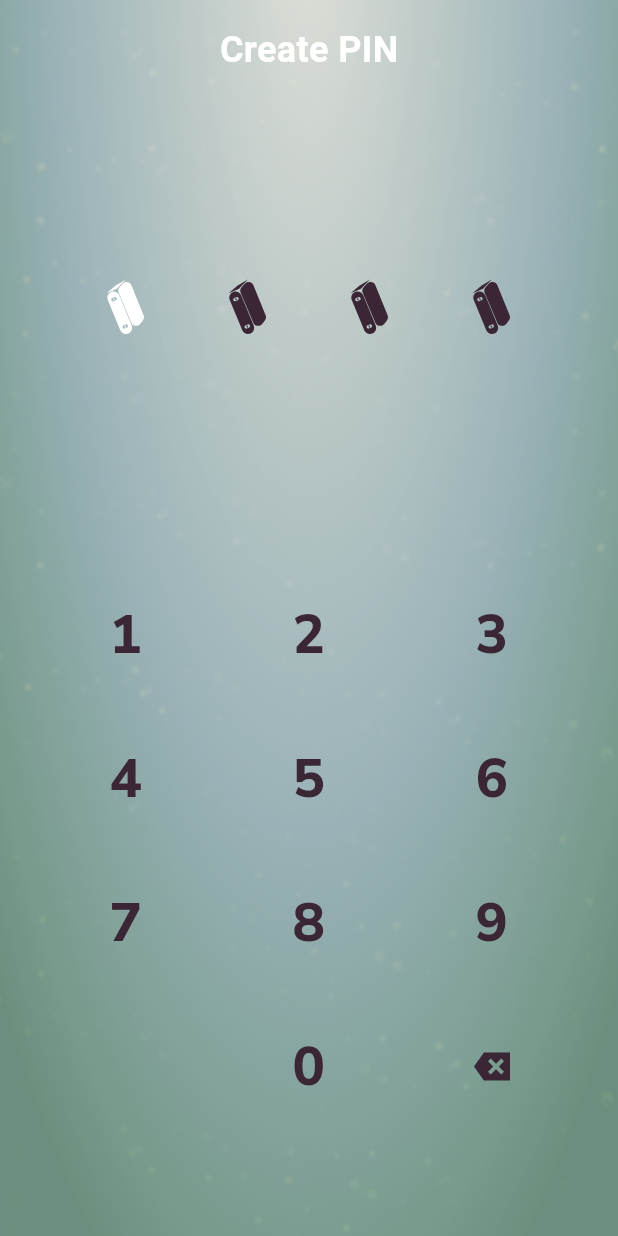
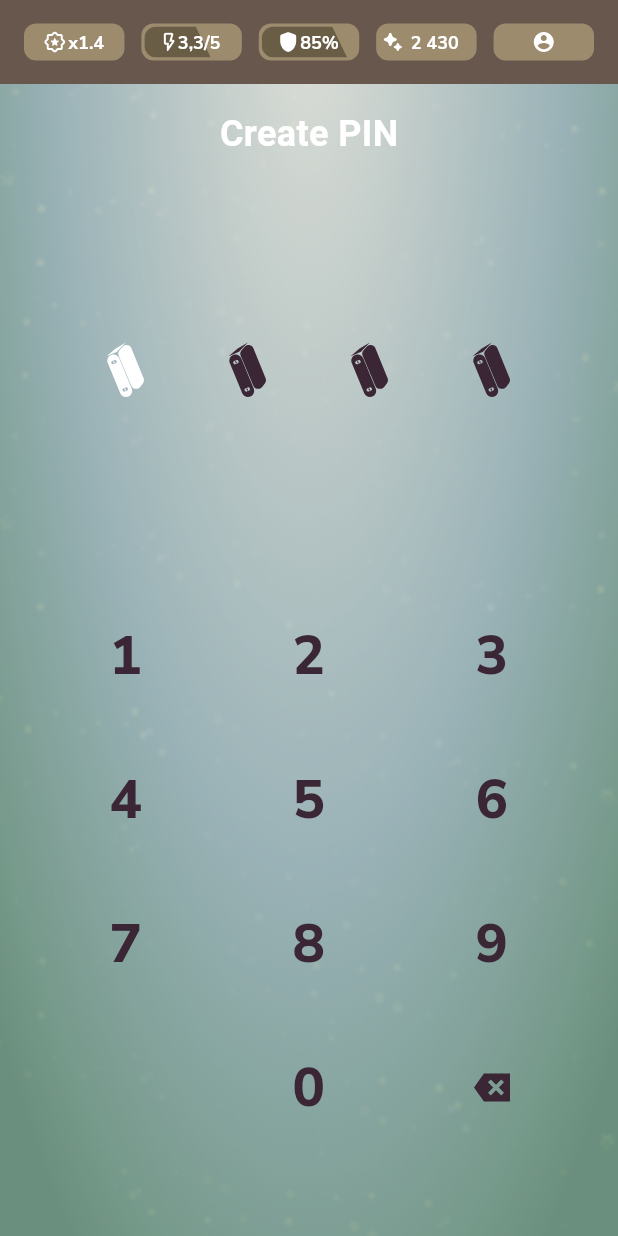
Before and after one commit to Jason1258t/books-nft-ui, a Flutter app: the PINScreen screen opened by its route, after a tap on an icon or button, on a phone screen of 412 x 824 dp. Run offline on Flutter 3.47's test engine with Material 2 defaults, Android fonts, the phone set to English and light mode, and no system bars; our stand-ins replace bloc, dotted_border, dropdown_button2, flutter_bloc, flutter_svg, google_fonts and 1 more; Roboto replaces fonts that are missing (Gilroy).

Commit message:
is Button back in custom appbar

```diff
--- a/lib/feature/wallet/ui/pincode.dart
+++ b/lib/feature/wallet/ui/pincode.dart
@@ -2,9 +2,10 @@ import 'package:flutter/material.dart';
 import 'package:flutter_svg/flutter_svg.dart';
 
 import '../../../utils/fonts.dart';
+import '../../../widget/app_bar/app_bar.dart';
 import '../../../widget/buttons/keyboard/delete_button.dart';
 import '../../../widget/buttons/keyboard/number_button.dart';
-import '../../../widget/scaffold.dart';
+import '../../../widget/custom_scaffold/scaffold.dart';
 
 class PINScreen extends StatefulWidget {
   const PINScreen({super.key});
@@ -113,6 +114,10 @@ class _PINScreenState extends State<PINScreen> {
     }
 
     return CustomScaffold(
+      appBar: AppBars(
+        width: MediaQuery.of(context).size.width,
+        height: MediaQuery.of(context).size.height,
+      ),
       child: SafeArea(
         child: Padding(
           padding: const EdgeInsets.symmetric(horizontal: 20),
--- a/lib/feature/wallet/ui/wallet.dart
+++ b/lib/feature/wallet/ui/wallet.dart
@@ -4,7 +4,7 @@ import 'package:flutter_bloc/flutter_bloc.dart';
 import 'package:flutter_svg/flutter_svg.dart';
 import 'package:nft/feature/home/data/homa_repository.dart';
 import 'package:nft/utils/gradients.dart';
-import 'package:nft/widget/bottom_sheet.dart';
+import 'package:nft/widget/custom_bottom_sheet/bottom_sheet.dart';
 import 'package:nft/widget/buttons/custom_elevated_button.dart';
 import 'package:nft/widget/buttons/row_elevated_button.dart';
 
--- a/lib/widget/bottom_sheet.dart
+++ b/lib/widget/custom_bottom_sheet/bottom_sheet.dart
@@ -4,7 +4,7 @@ import 'package:flutter_svg/svg.dart';
 import 'package:nft/feature/home/data/homa_repository.dart';
 import 'package:nft/utils/gradients.dart';
 
-import '../utils/fonts.dart';
+import '../../utils/fonts.dart';
 
 class CustomBottomSheet extends StatelessWidget {
   const CustomBottomSheet({super.key, this.children, required this.title});
--- /dev/null
+++ b/lib/widget/custom_scaffold/scaffold.dart
@@ -0,0 +1,47 @@
+import 'package:flutter/material.dart';
+
+class CustomScaffold extends StatelessWidget {
+  const CustomScaffold(
+      {super.key,
+      this.appBar,
+      this.bottomNavBar,
+      this.child,
+      this.isButtonBack = false});
+
+  final PreferredSizeWidget? appBar;
+  final Widget? bottomNavBar;
+  final Widget? child;
+  final bool isButtonBack;
+
+  @override
+  Widget build(BuildContext context) {
+    return Scaffold(
+        appBar: appBar,
+        bottomNavigationBar: bottomNavBar,
+        body: Stack(children: [
+          Container(
+              width: double.infinity,
+              height: double.infinity,
+              alignment: Alignment.center,
+              decoration: const BoxDecoration(
+                  image: DecorationImage(
+                image: AssetImage('Assets/images/Background.png'),
+                fit: BoxFit.cover,
+              )),
+              child: child),
+          isButtonBack ? Container(
+            padding: const EdgeInsets.all(20),
+            alignment: Alignment.topLeft,
+            child: InkWell(
+              onTap: () {
+                Navigator.pop(context);
+              },
+              child: const Icon(
+                Icons.arrow_back_ios,
+                color: Colors.white,
+              ),
+            ),
+          ) : Container(),
+        ]));
+  }
+}
--- a/lib/widget/scaffold.dart
+++ /dev/null
@@ -1,27 +0,0 @@
-import 'package:flutter/material.dart';
-
-class CustomScaffold extends StatelessWidget {
-  const CustomScaffold({super.key, this.appBar, this.bottomNavBar, this.child});
-
-  final PreferredSizeWidget? appBar;
-  final Widget? bottomNavBar;
-  final Widget? child;
-
-  @override
-  Widget build(BuildContext context) {
-    return Scaffold(
-      appBar: appBar,
-      bottomNavigationBar: bottomNavBar,
-      body: Container(
-          width: double.infinity,
-          height: double.infinity,
-          alignment: Alignment.center,
-          decoration: const BoxDecoration(
-              image: DecorationImage(
-            image: AssetImage('Assets/images/Background.png'),
-            fit: BoxFit.cover,
-          )),
-          child: child),
-    );
-  }
-}
```
Also changed, not shown: lib/feature/book_info/ui/book_info_screen.dart (+8 -34 lines), lib/feature/home/home.dart (+4 -3 lines), lib/feature/store/ui/category_books_screen.dart (+7 -12 lines), lib/feature/wallet/ui/confirm_phrase.dart (+12 -7 lines), lib/feature/wallet/ui/import_wallet.dart (+4 -16 lines), lib/feature/wallet/ui/phrase.dart (+9 -4 lines).
